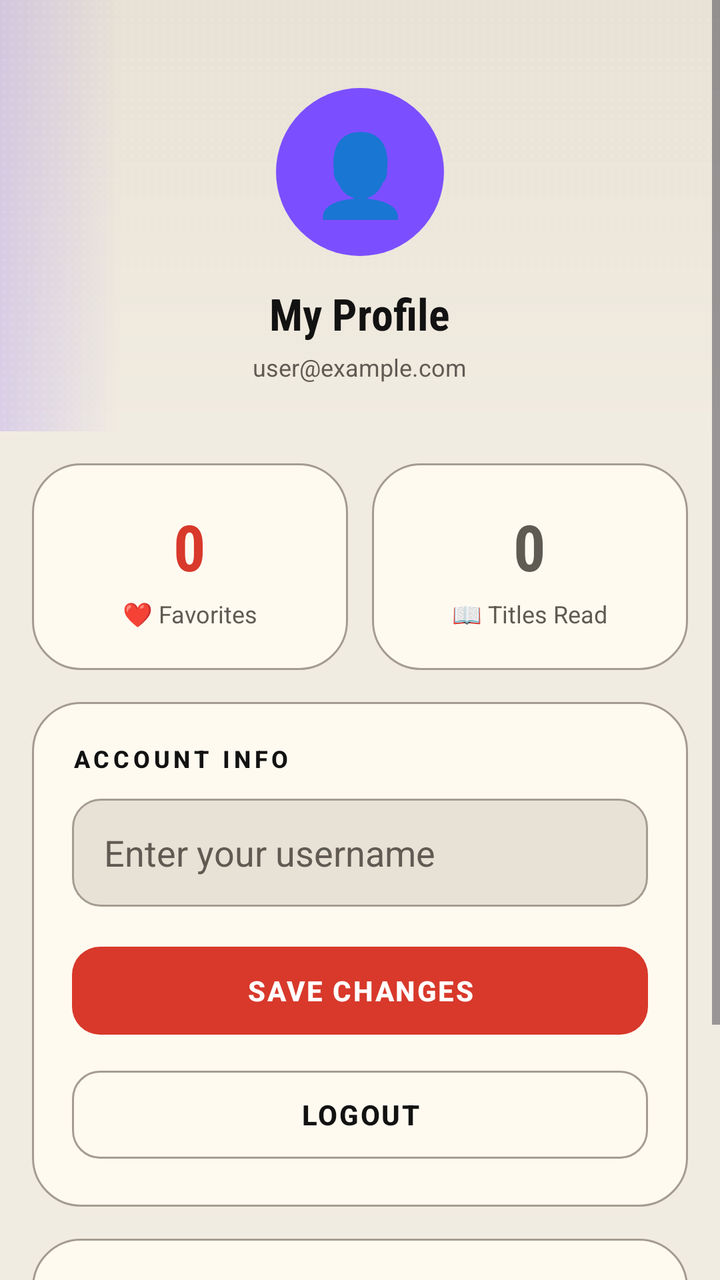
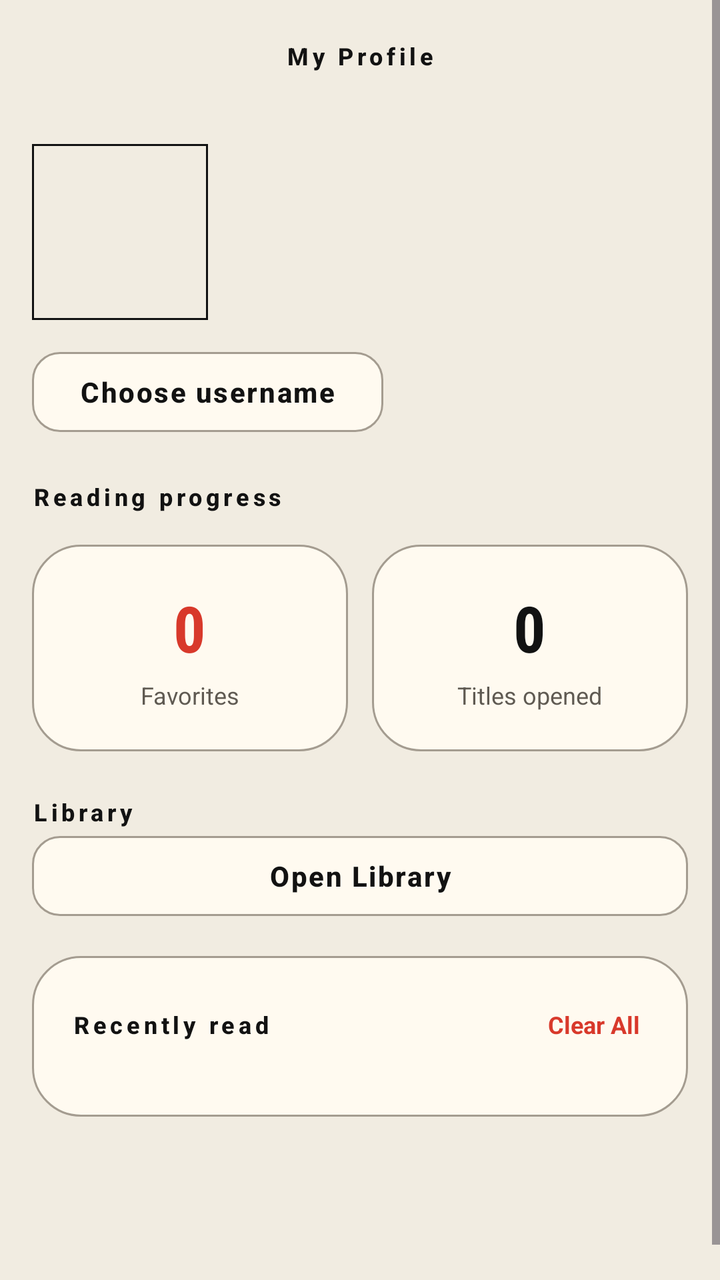

Compare the two renders of this Android layout. The source of the first and the diff that turns it into the second are given below.
<!-- AndroidManifest.xml: application theme Theme.Testing -->
<!-- res/layout/fragment_profile.xml -->
<?xml version="1.0" encoding="utf-8"?>
<ScrollView xmlns:android="http://schemas.android.com/apk/res/android"
    xmlns:app="http://schemas.android.com/apk/res-auto"
    android:layout_width="match_parent"
    android:layout_height="match_parent"
    android:background="@color/bg_dark">

    <LinearLayout
        android:layout_width="match_parent"
        android:layout_height="wrap_content"
        android:orientation="vertical"
        android:paddingBottom="100dp">

        
        <LinearLayout
            android:layout_width="match_parent"
            android:layout_height="wrap_content"
            android:background="@drawable/bg_gradient_header"
            android:orientation="vertical"
            android:gravity="center"
            android:paddingTop="44dp"
            android:paddingBottom="24dp">

            <TextView
                android:layout_width="84dp"
                android:layout_height="84dp"
                android:text="@string/pv_profile_avatar"
                android:textSize="40sp"
                android:gravity="center"
                android:background="@drawable/bg_avatar_circle" />

            <TextView
                android:layout_width="wrap_content"
                android:layout_height="wrap_content"
                android:layout_marginTop="14dp"
                android:text="@string/pv_my_profile"
                android:textAppearance="@style/TextAppearance.PanelVerse.Title" />

            <TextView
                android:id="@+id/emailTextView"
                android:layout_width="wrap_content"
                android:layout_height="wrap_content"
                android:layout_marginTop="4dp"
                android:text="@string/pv_user_example_com"
                android:textAppearance="@style/TextAppearance.PanelVerse.Caption" />
        </LinearLayout>

        
        <LinearLayout
            android:layout_width="match_parent"
            android:layout_height="wrap_content"
            android:orientation="horizontal"
            android:paddingStart="@dimen/screen_padding_h"
            android:paddingEnd="@dimen/screen_padding_h"
            android:paddingTop="@dimen/space_md">

            <LinearLayout
                android:layout_width="0dp"
                android:layout_height="wrap_content"
                android:layout_weight="1"
                android:layout_marginEnd="6dp"
                android:orientation="vertical"
                android:gravity="center"
                android:paddingTop="20dp"
                android:paddingBottom="20dp"
                android:background="@drawable/bg_section_card">

                <TextView
                    android:id="@+id/favoritesCount"
                    android:layout_width="wrap_content"
                    android:layout_height="wrap_content"
                    android:text="0"
                    android:textColor="@color/accent_ink"
                    android:textSize="32sp"
                    android:textStyle="bold"
                    android:fontFamily="sans-serif-condensed" />

                <TextView
                    android:layout_width="wrap_content"
                    android:layout_height="wrap_content"
                    android:layout_marginTop="4dp"
                    android:text="@string/pv_favorites"
                    android:textAppearance="@style/TextAppearance.PanelVerse.Caption" />
            </LinearLayout>

            <LinearLayout
                android:layout_width="0dp"
                android:layout_height="wrap_content"
                android:layout_weight="1"
                android:layout_marginStart="6dp"
                android:orientation="vertical"
                android:gravity="center"
                android:paddingTop="20dp"
                android:paddingBottom="20dp"
                android:background="@drawable/bg_section_card">

                <TextView
                    android:id="@+id/historyCount"
                    android:layout_width="wrap_content"
                    android:layout_height="wrap_content"
                    android:text="0"
                    android:textColor="@color/accent_cyan"
                    android:textSize="32sp"
                    android:textStyle="bold"
                    android:fontFamily="sans-serif-condensed" />

                <TextView
                    android:layout_width="wrap_content"
                    android:layout_height="wrap_content"
                    android:layout_marginTop="4dp"
                    android:text="@string/pv_titles_read"
                    android:textAppearance="@style/TextAppearance.PanelVerse.Caption" />
            </LinearLayout>
        </LinearLayout>

        
        <LinearLayout
            android:layout_width="match_parent"
            android:layout_height="wrap_content"
            android:layout_marginStart="@dimen/screen_padding_h"
            android:layout_marginEnd="@dimen/screen_padding_h"
            android:layout_marginTop="@dimen/space_md"
            android:orientation="vertical"
            android:background="@drawable/bg_section_card"
            android:padding="20dp">

            <TextView
                android:layout_width="wrap_content"
                android:layout_height="wrap_content"
                android:text="@string/pv_account_info"
                android:textAppearance="@style/TextAppearance.PanelVerse.Section" />

            <EditText
                android:id="@+id/usernameEditText"
                android:layout_width="match_parent"
                android:layout_height="54dp"
                android:layout_marginTop="@dimen/space_sm"
                android:hint="@string/pv_enter_your_username"
                android:textColorHint="@color/text_muted"
                android:textColor="@color/text_primary"
                android:background="@drawable/bg_input_field"
                android:paddingStart="@dimen/space_md"
                android:paddingEnd="@dimen/space_md"
                android:autofillHints="username"
                android:inputType="text" />

            <com.google.android.material.button.MaterialButton
                android:id="@+id/saveButton"
                style="@style/Widget.PanelVerse.Button"
                android:layout_width="match_parent"
                android:layout_height="@dimen/button_height"
                android:layout_marginTop="@dimen/space_md"
                android:text="@string/pv_save_changes" />

            <com.google.android.material.button.MaterialButton
                android:id="@+id/logoutButton"
                style="@style/Widget.PanelVerse.Button.Outlined"
                android:layout_width="match_parent"
                android:layout_height="@dimen/button_height"
                android:layout_marginTop="10dp"
                android:text="@string/pv_logout" />
        </LinearLayout>

        
        <LinearLayout
            android:layout_width="match_parent"
            android:layout_height="wrap_content"
            android:layout_marginStart="@dimen/screen_padding_h"
            android:layout_marginEnd="@dimen/screen_padding_h"
            android:layout_marginTop="@dimen/space_md"
            android:orientation="vertical"
            android:background="@drawable/bg_section_card"
            android:padding="20dp">

            <LinearLayout
                android:layout_width="match_parent"
                android:layout_height="wrap_content"
                android:orientation="horizontal"
                android:gravity="center_vertical">

                <TextView
                    android:layout_width="0dp"
                    android:layout_height="wrap_content"
                    android:layout_weight="1"
                    android:text="@string/pv_recently_read"
                    android:textAppearance="@style/TextAppearance.PanelVerse.Section" />

                <TextView
                    android:id="@+id/clearHistoryBtn"
                    android:layout_width="wrap_content"
                    android:layout_height="wrap_content"
                    android:text="@string/pv_clear_all"
                    android:textColor="@color/accent_red"
                    android:textSize="12sp"
                    android:textStyle="bold"
                    android:clickable="true"
                    android:focusable="true"
                    android:paddingStart="8dp"
                    android:paddingEnd="4dp"
                    android:paddingTop="6dp"
                    android:paddingBottom="6dp" />
            </LinearLayout>

            <TextView
                android:id="@+id/emptyHistoryText"
                android:layout_width="match_parent"
                android:layout_height="wrap_content"
                android:text="@string/pv_no_reading_history_yet"
                android:textColor="@color/text_muted"
                android:textSize="14sp"
                android:gravity="center"
                android:paddingTop="24dp"
                android:paddingBottom="24dp"
                android:visibility="gone" />

            <LinearLayout
                android:id="@+id/historyContainer"
                android:layout_width="match_parent"
                android:layout_height="wrap_content"
                android:layout_marginTop="@dimen/space_sm"
                android:orientation="vertical" />
        </LinearLayout>

    </LinearLayout>
</ScrollView>
<!-- resources referenced by this layout -->
<resources>
  <color name="accent_cyan">#FF5F5A52</color>
  <color name="accent_ink">#FFD8392B</color>
  <color name="accent_red">#FFD8392B</color>
  <color name="bg_dark">#FFF1ECE1</color>
  <color name="text_muted">#FF5F5A52</color>
  <color name="text_primary">#FF121212</color>
  <dimen name="button_height">52dp</dimen>
  <dimen name="screen_padding_h">16dp</dimen>
  <dimen name="space_md">16dp</dimen>
  <dimen name="space_sm">12dp</dimen>
  <!-- drawable bg_avatar_circle (drawable) -->
  <?xml version="1.0" encoding="utf-8"?>
  
  <shape xmlns:android="http://schemas.android.com/apk/res/android"
      android:shape="oval">
      <solid android:color="#7B4FFF"/>
  </shape>
  <!-- drawable bg_gradient_header (drawable) -->
  <?xml version="1.0" encoding="utf-8"?>
  <layer-list xmlns:android="http://schemas.android.com/apk/res/android">
      <item>
          <shape android:shape="rectangle">
              <gradient
                  android:startColor="@color/bg_section"
                  android:endColor="@color/bg_dark"
                  android:angle="270" />
          </shape>
      </item>
      <item android:right="300dp">
          <shape android:shape="rectangle">
              <gradient
                  android:startColor="#337C5CFF"
                  android:endColor="#007C5CFF"
                  android:angle="0" />
          </shape>
      </item>
      <item android:alpha="0.35" android:drawable="@drawable/bg_halftone" />
  </layer-list>
  <!-- drawable bg_input_field (drawable) -->
  <?xml version="1.0" encoding="utf-8"?>
  <selector xmlns:android="http://schemas.android.com/apk/res/android">
      <item android:state_focused="true">
          <shape android:shape="rectangle">
              <solid android:color="@color/bg_section" />
              <corners android:radius="@dimen/radius_md" />
              <stroke android:width="1.5dp" android:color="@color/accent_ink" />
          </shape>
      </item>
      <item>
          <shape android:shape="rectangle">
              <solid android:color="@color/bg_section" />
              <corners android:radius="@dimen/radius_md" />
              <stroke android:width="1dp" android:color="@color/card_border" />
          </shape>
      </item>
  </selector>
  <string name="pv_account_info">"ACCOUNT INFO"</string>
  <string name="pv_clear_all">"Clear All"</string>
  <string name="pv_enter_your_username">"Enter your username"</string>
  <string name="pv_favorites">"❤️ Favorites"</string>
  <string name="pv_logout">"LOGOUT"</string>
  <string name="pv_my_profile">"My Profile"</string>
  <string name="pv_no_reading_history_yet">"📚  No reading history yet"</string>
  <string name="pv_profile_avatar">"👤"</string>
  <string name="pv_recently_read">"📖  RECENTLY READ"</string>
  <string name="pv_save_changes">"SAVE CHANGES"</string>
  <string name="pv_titles_read">"📖 Titles Read"</string>
  <string name="pv_user_example_com">"user@example.com"</string>
  <style name="Widget.PanelVerse.Button" parent="Widget.Material3.Button">
          <item name="android:minHeight">@dimen/button_height</item>
          <item name="android:textAppearance">@style/TextAppearance.PanelVerse.Button</item>
          <item name="android:textColor">@color/white</item>
          <item name="backgroundTint">@color/accent_ink</item>
          <item name="cornerRadius">@dimen/radius_md</item>
          <item name="rippleColor">@color/white</item>
      </style>
  <color name="bg_section">#FFE8E1D5</color>
  <!-- drawable bg_halftone (drawable) -->
  <?xml version="1.0" encoding="utf-8"?>
  <bitmap xmlns:android="http://schemas.android.com/apk/res/android"
      android:src="@drawable/halftone_dot"
      android:tileMode="repeat"
      android:gravity="top|left" />
  <dimen name="radius_md">14dp</dimen>
  <color name="card_border">#FFA49C90</color>
  <color name="bg_card">#FFFFFAF0</color>
  <dimen name="text_title">22sp</dimen>
  <color name="white">#FFFFFFFF</color>
  <!-- drawable halftone_dot: webp bitmap (drawable-nodpi, 92 bytes) -->
  <color name="bottom_nav_bg">#FFF1ECE1</color>
  <!-- unchanged entries left out for length: 8 -->
</resources>

<!-- the commit's change to res/layout/fragment_profile.xml (unified diff, before → after) -->
@@ -1,6 +1,6 @@
 <?xml version="1.0" encoding="utf-8"?>
+
 <ScrollView xmlns:android="http://schemas.android.com/apk/res/android"
-    xmlns:app="http://schemas.android.com/apk/res-auto"
     android:layout_width="match_parent"
     android:layout_height="match_parent"
     android:background="@color/bg_dark">
@@ -11,39 +11,72 @@
         android:orientation="vertical"
         android:paddingBottom="100dp">
 
-        
-        <LinearLayout
-            android:layout_width="match_parent"
-            android:layout_height="wrap_content"
-            android:background="@drawable/bg_gradient_header"
-            android:orientation="vertical"
+        <TextView
+            android:layout_width="match_parent"
+            android:layout_height="56dp"
+            android:layout_marginHorizontal="@dimen/screen_padding_h"
             android:gravity="center"
-            android:paddingTop="44dp"
-            android:paddingBottom="24dp">
-
-            <TextView
-                android:layout_width="84dp"
-                android:layout_height="84dp"
-                android:text="@string/pv_profile_avatar"
-                android:textSize="40sp"
-                android:gravity="center"
-                android:background="@drawable/bg_avatar_circle" />
-
-            <TextView
-                android:layout_width="wrap_content"
-                android:layout_height="wrap_content"
-                android:layout_marginTop="14dp"
-                android:text="@string/pv_my_profile"
-                android:textAppearance="@style/TextAppearance.PanelVerse.Title" />
-
-            <TextView
-                android:id="@+id/emailTextView"
-                android:layout_width="wrap_content"
-                android:layout_height="wrap_content"
-                android:layout_marginTop="4dp"
-                android:text="@string/pv_user_example_com"
-                android:textAppearance="@style/TextAppearance.PanelVerse.Caption" />
-        </LinearLayout>
+            android:text="@string/pv_my_profile"
+            android:textAppearance="@style/TextAppearance.PanelVerse.Section" />
+
+        <LinearLayout
+            android:layout_width="match_parent"
+            android:layout_height="wrap_content"
+            android:layout_marginHorizontal="@dimen/screen_padding_h"
+            android:layout_marginTop="16dp"
+            android:orientation="horizontal"
+            android:gravity="center_vertical">
+
+            <TextView
+                android:id="@+id/profileAvatar"
+                android:layout_width="88dp"
+                android:layout_height="88dp"
+                android:gravity="center"
+                android:importantForAccessibility="no"
+                android:background="@drawable/bg_ink_caption"
+                android:textColor="#121212"
+                android:textSize="34sp"
+                android:textStyle="bold" />
+
+            <LinearLayout
+                android:layout_width="0dp"
+                android:layout_height="wrap_content"
+                android:layout_weight="1"
+                android:layout_marginStart="16dp"
+                android:orientation="vertical">
+
+                <TextView
+                    android:id="@+id/profileName"
+                    android:layout_width="match_parent"
+                    android:layout_height="wrap_content"
+                    android:textAppearance="@style/TextAppearance.PanelVerse.Title" />
+
+                <TextView
+                    android:id="@+id/emailTextView"
+                    android:layout_width="match_parent"
+                    android:layout_height="wrap_content"
+                    android:layout_marginTop="4dp"
+                    android:textAppearance="@style/TextAppearance.PanelVerse.Caption" />
+            </LinearLayout>
+        </LinearLayout>
+
+        <com.google.android.material.button.MaterialButton
+            android:id="@+id/profileEditName"
+            style="@style/Widget.PanelVerse.Button.Outlined"
+            android:layout_width="wrap_content"
+            android:layout_height="wrap_content"
+            android:minHeight="48dp"
+            android:layout_marginStart="@dimen/screen_padding_h"
+            android:layout_marginTop="12dp"
+            android:text="@string/pv_profile_edit_name" />
+
+        <TextView
+            android:layout_width="match_parent"
+            android:layout_height="wrap_content"
+            android:layout_marginHorizontal="@dimen/screen_padding_h"
+            android:layout_marginTop="20dp"
+            android:text="@string/pv_profile_progress"
+            android:textAppearance="@style/TextAppearance.PanelVerse.Section" />
 
         
         <LinearLayout
@@ -79,7 +112,7 @@
                     android:layout_width="wrap_content"
                     android:layout_height="wrap_content"
                     android:layout_marginTop="4dp"
-                    android:text="@string/pv_favorites"
+                    android:text="@string/pv_library_favorites"
                     android:textAppearance="@style/TextAppearance.PanelVerse.Caption" />
             </LinearLayout>
 
@@ -99,7 +132,7 @@
                     android:layout_width="wrap_content"
                     android:layout_height="wrap_content"
                     android:text="0"
-                    android:textColor="@color/accent_cyan"
+                    android:textColor="@color/text_primary"
                     android:textSize="32sp"
                     android:textStyle="bold"
                     android:fontFamily="sans-serif-condensed" />
@@ -108,10 +141,53 @@
                     android:layout_width="wrap_content"
                     android:layout_height="wrap_content"
                     android:layout_marginTop="4dp"
-                    android:text="@string/pv_titles_read"
+                    android:text="@string/pv_profile_titles"
                     android:textAppearance="@style/TextAppearance.PanelVerse.Caption" />
             </LinearLayout>
         </LinearLayout>
+
+        <LinearLayout
+            android:id="@+id/profileAchievementsSection"
+            android:layout_width="match_parent"
+            android:layout_height="wrap_content"
+            android:layout_marginHorizontal="@dimen/screen_padding_h"
+            android:layout_marginTop="22dp"
+            android:visibility="gone"
+            android:orientation="vertical">
+
+            <TextView
+                android:layout_width="match_parent"
+                android:layout_height="wrap_content"
+                android:text="@string/pv_profile_achievements"
+                android:textAppearance="@style/TextAppearance.PanelVerse.Section" />
+
+            <TextView
+                android:id="@+id/profileAchievements"
+                android:layout_width="match_parent"
+                android:layout_height="wrap_content"
+                android:layout_marginTop="10dp"
+                android:lineSpacingExtra="6dp"
+                android:background="@drawable/bg_section_card"
+                android:padding="16dp"
+                android:textAppearance="@style/TextAppearance.PanelVerse.Caption" />
+        </LinearLayout>
+
+        <TextView
+            android:layout_width="match_parent"
+            android:layout_height="wrap_content"
+            android:layout_marginHorizontal="@dimen/screen_padding_h"
+            android:layout_marginTop="22dp"
+            android:text="@string/pv_library"
+            android:textAppearance="@style/TextAppearance.PanelVerse.Section" />
+
+        <com.google.android.material.button.MaterialButton
+            android:id="@+id/profileLibrary"
+            style="@style/Widget.PanelVerse.Button.Outlined"
+            android:layout_width="match_parent"
+            android:layout_height="wrap_content"
+            android:minHeight="48dp"
+            android:layout_marginHorizontal="@dimen/screen_padding_h"
+            android:text="@string/pv_profile_open_library" />
 
         
         <LinearLayout
@@ -124,54 +200,6 @@
             android:background="@drawable/bg_section_card"
             android:padding="20dp">
 
-            <TextView
-                android:layout_width="wrap_content"
-                android:layout_height="wrap_content"
-                android:text="@string/pv_account_info"
-                android:textAppearance="@style/TextAppearance.PanelVerse.Section" />
-
-            <EditText
-                android:id="@+id/usernameEditText"
-                android:layout_width="match_parent"
-                android:layout_height="54dp"
-                android:layout_marginTop="@dimen/space_sm"
-                android:hint="@string/pv_enter_your_username"
-                android:textColorHint="@color/text_muted"
-                android:textColor="@color/text_primary"
-                android:background="@drawable/bg_input_field"
-                android:paddingStart="@dimen/space_md"
-                android:paddingEnd="@dimen/space_md"
-                android:autofillHints="username"
-                android:inputType="text" />
-
-            <com.google.android.material.button.MaterialButton
-                android:id="@+id/saveButton"
-                style="@style/Widget.PanelVerse.Button"
-                android:layout_width="match_parent"
-                android:layout_height="@dimen/button_height"
-                android:layout_marginTop="@dimen/space_md"
-                android:text="@string/pv_save_changes" />
-
-            <com.google.android.material.button.MaterialButton
-                android:id="@+id/logoutButton"
-                style="@style/Widget.PanelVerse.Button.Outlined"
-                android:layout_width="match_parent"
-                android:layout_height="@dimen/button_height"
-                android:layout_marginTop="10dp"
-                android:text="@string/pv_logout" />
-        </LinearLayout>
-
-        
-        <LinearLayout
-            android:layout_width="match_parent"
-            android:layout_height="wrap_content"
-            android:layout_marginStart="@dimen/screen_padding_h"
-            android:layout_marginEnd="@dimen/screen_padding_h"
-            android:layout_marginTop="@dimen/space_md"
-            android:orientation="vertical"
-            android:background="@drawable/bg_section_card"
-            android:padding="20dp">
-
             <LinearLayout
                 android:layout_width="match_parent"
                 android:layout_height="wrap_content"
@@ -182,7 +210,7 @@
                     android:layout_width="0dp"
                     android:layout_height="wrap_content"
                     android:layout_weight="1"
-                    android:text="@string/pv_recently_read"
+                    android:text="@string/pv_profile_recent"
                     android:textAppearance="@style/TextAppearance.PanelVerse.Section" />
 
                 <TextView
<!-- resource entries referenced after the edit -->
@@ -10,85 +10,28 @@
   <dimen name="screen_padding_h">16dp</dimen>
   <dimen name="space_md">16dp</dimen>
   <dimen name="space_sm">12dp</dimen>
-  <!-- drawable bg_avatar_circle (drawable) -->
+  <!-- drawable bg_ink_caption (drawable) -->
   <?xml version="1.0" encoding="utf-8"?>
-  
-  <shape xmlns:android="http://schemas.android.com/apk/res/android"
-      android:shape="oval">
-      <solid android:color="#7B4FFF"/>
+  <shape xmlns:android="http://schemas.android.com/apk/res/android" android:shape="rectangle">
+      <solid android:color="#F1ECE1" />
+      <stroke android:width="1dp" android:color="#121212" />
   </shape>
-  <!-- drawable bg_gradient_header (drawable) -->
-  <?xml version="1.0" encoding="utf-8"?>
-  <layer-list xmlns:android="http://schemas.android.com/apk/res/android">
-      <item>
-          <shape android:shape="rectangle">
-              <gradient
-                  android:startColor="@color/bg_section"
-                  android:endColor="@color/bg_dark"
-                  android:angle="270" />
-          </shape>
-      </item>
-      <item android:right="300dp">
-          <shape android:shape="rectangle">
-              <gradient
-                  android:startColor="#337C5CFF"
-                  android:endColor="#007C5CFF"
-                  android:angle="0" />
-          </shape>
-      </item>
-      <item android:alpha="0.35" android:drawable="@drawable/bg_halftone" />
-  </layer-list>
-  <!-- drawable bg_input_field (drawable) -->
-  <?xml version="1.0" encoding="utf-8"?>
-  <selector xmlns:android="http://schemas.android.com/apk/res/android">
-      <item android:state_focused="true">
-          <shape android:shape="rectangle">
-              <solid android:color="@color/bg_section" />
-              <corners android:radius="@dimen/radius_md" />
-              <stroke android:width="1.5dp" android:color="@color/accent_ink" />
-          </shape>
-      </item>
-      <item>
-          <shape android:shape="rectangle">
-              <solid android:color="@color/bg_section" />
-              <corners android:radius="@dimen/radius_md" />
-              <stroke android:width="1dp" android:color="@color/card_border" />
-          </shape>
-      </item>
-  </selector>
-  <string name="pv_account_info">"ACCOUNT INFO"</string>
   <string name="pv_clear_all">"Clear All"</string>
-  <string name="pv_enter_your_username">"Enter your username"</string>
-  <string name="pv_favorites">"❤️ Favorites"</string>
-  <string name="pv_logout">"LOGOUT"</string>
+  <string name="pv_library">Library</string>
+  <string name="pv_library_favorites">Favorites</string>
   <string name="pv_my_profile">"My Profile"</string>
   <string name="pv_no_reading_history_yet">"📚  No reading history yet"</string>
-  <string name="pv_profile_avatar">"👤"</string>
-  <string name="pv_recently_read">"📖  RECENTLY READ"</string>
-  <string name="pv_save_changes">"SAVE CHANGES"</string>
-  <string name="pv_titles_read">"📖 Titles Read"</string>
-  <string name="pv_user_example_com">"user@example.com"</string>
-  <style name="Widget.PanelVerse.Button" parent="Widget.Material3.Button">
-          <item name="android:minHeight">@dimen/button_height</item>
-          <item name="android:textAppearance">@style/TextAppearance.PanelVerse.Button</item>
-          <item name="android:textColor">@color/white</item>
-          <item name="backgroundTint">@color/accent_ink</item>
-          <item name="cornerRadius">@dimen/radius_md</item>
-          <item name="rippleColor">@color/white</item>
-      </style>
-  <color name="bg_section">#FFE8E1D5</color>
-  <!-- drawable bg_halftone (drawable) -->
-  <?xml version="1.0" encoding="utf-8"?>
-  <bitmap xmlns:android="http://schemas.android.com/apk/res/android"
-      android:src="@drawable/halftone_dot"
-      android:tileMode="repeat"
-      android:gravity="top|left" />
+  <string name="pv_profile_achievements">Achievements</string>
+  <string name="pv_profile_edit_name">Choose username</string>
+  <string name="pv_profile_open_library">Open Library</string>
+  <string name="pv_profile_progress">Reading progress</string>
+  <string name="pv_profile_recent">Recently read</string>
+  <string name="pv_profile_titles">Titles opened</string>
   <dimen name="radius_md">14dp</dimen>
   <color name="card_border">#FFA49C90</color>
   <color name="bg_card">#FFFFFAF0</color>
   <dimen name="text_title">22sp</dimen>
   <color name="white">#FFFFFFFF</color>
-  <!-- drawable halftone_dot: webp bitmap (drawable-nodpi, 92 bytes) -->
   <color name="bottom_nav_bg">#FFF1ECE1</color>
   <!-- unchanged entries left out for length: 8 -->
 </resources>
